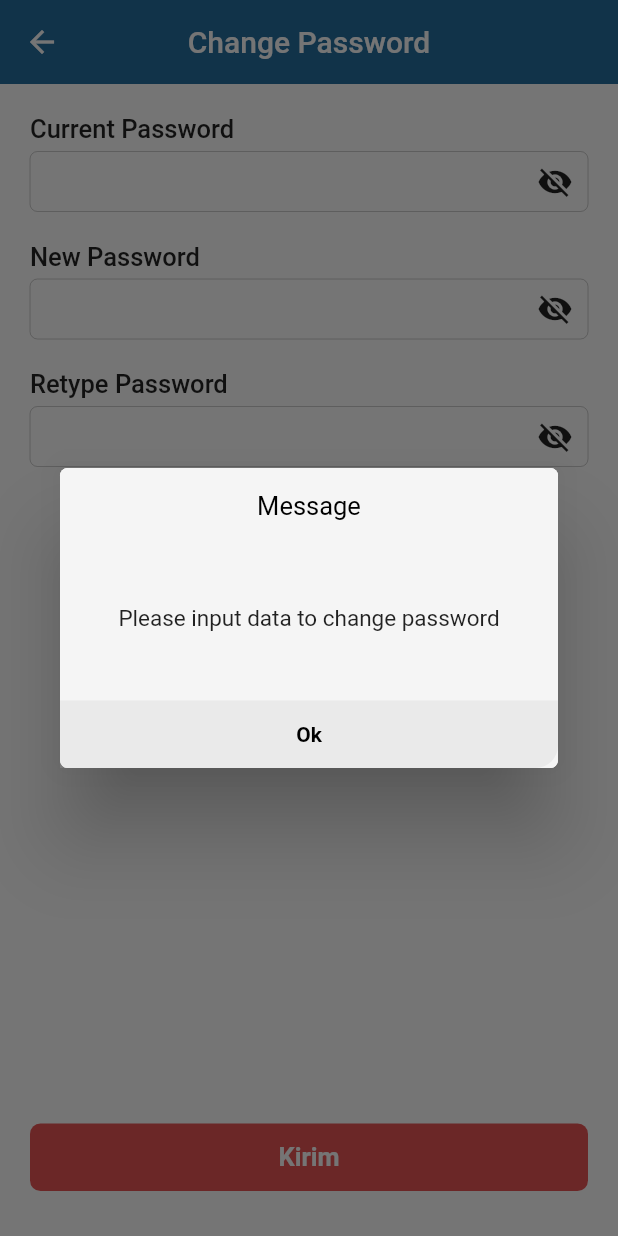
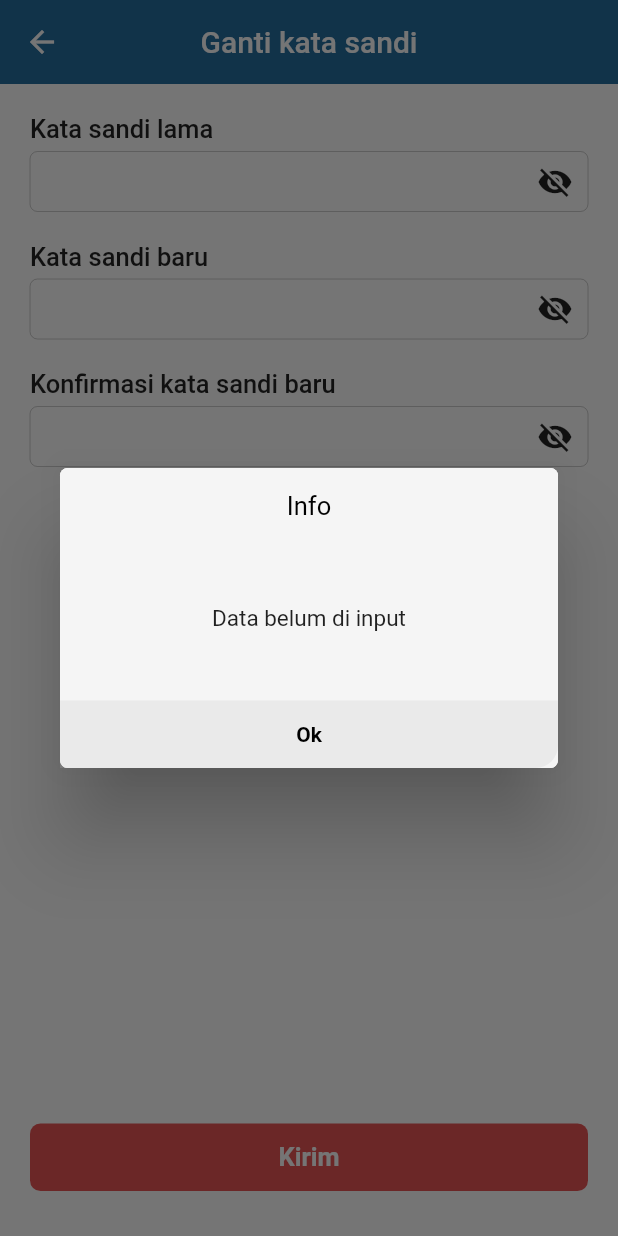
Before and after one commit to syarifhdyt23/surveyqu, a Flutter app: the ChangePass screen opened directly, after a tap on "Kirim", on a phone screen of 412 x 824 dp. Run offline on Flutter 3.47's test engine with Material 2 defaults, Android fonts, the phone set to English and light mode, and no system bars; our stand-ins replace awesome_dialog, flutter_swiper, fluttertoast, liquid_swipe, pin_code_fields, shared_preferences and 1 more; accounts and stored records are empty; network calls fail.

Commit message:
revisi forgotpass

```diff
--- a/lib/info.dart
+++ b/lib/info.dart
@@ -204,7 +204,7 @@ class Info {
       animType: AnimType.BOTTOMSLIDE,
       title: title,
       desc: desc,
-      autoHide: Duration(seconds: 2),
+      autoHide: Duration(seconds: 1),
     )..show();
   }
 
--- a/lib/login/forgotpass.dart
+++ b/lib/login/forgotpass.dart
@@ -3,6 +3,7 @@ import 'package:surveyqu/domain.dart';
 import 'package:surveyqu/hexacolor.dart';
 import 'package:surveyqu/info.dart';
 import 'package:surveyqu/network_utils/api.dart';
+import 'package:surveyqu/profile/changepass.dart';
 
 class ForgotPass extends StatefulWidget {
   @override
@@ -24,7 +25,7 @@ class _ForgotPassState extends State<ForgotPass> {
 
     var res = await Network().postDataAuth(data, '/forgotPass');
     if (res.statusCode == 200) {
-      Navigator.of(context).pop();
+      Navigator.of(context).pushReplacement(new MaterialPageRoute(builder: (context) => new ChangePass(flag: 'forgotpass', email: textEmail.text,)));
       info.messagesAutoHide(context, 'info','Cek email untuk ubah password');
     } else if (res.statusCode == 204){
       info.messagesNoButton(context, 'info','Email tidak terdaftar');
--- a/lib/profile/changepass.dart
+++ b/lib/profile/changepass.dart
@@ -13,20 +13,23 @@ import '../info.dart';
 
 
 class ChangePass extends StatefulWidget {
-
+  String flag, email;
+  ChangePass({this.flag, this.email});
   @override
-  _ChangePass createState() => _ChangePass();
+  _ChangePass createState() => _ChangePass(flag: flag, email:email);
 }
 
 class _ChangePass extends State<ChangePass> {
   Domain domain = new Domain();
   List passJson, pwdJson;
-  String message, email, passwordA, passwordB, passwordC;
+  String message, email, passwordA, passwordB, passwordC, flag;
   int wishlist;
   Size size;
   Timer timer;
   Info info = new Info();
   bool visibleNewPassword, visibleRePassword, visibleCurPassword;
+
+  _ChangePass({this.flag, this.email});
 
   TextEditingController textNewPassword = new TextEditingController();
   TextEditingController textRePassword = new TextEditingController();
@@ -82,12 +85,25 @@ class _ChangePass extends State<ChangePass> {
   }
 
   void changePass() async {
+    if(flag == 'forgotpass'){
       var data = {
         'email': email,
         'oldpass': textCurPassword.text,
         'newpass' : textNewPassword.text
       };
-
+      var res = await Network().postData(data, '/changePassForget');
+      if (res.statusCode == 200) {
+        Navigator.of(context).pop();
+        info.messagesAutoHide(context, 'info','Ganti password sukses');
+      } else {
+        info.messagesNoButton(context, 'info','Password lama anda salah');
+      }
+    } else {
+      var data = {
+        'email': email,
+        'oldpass': textCurPassword.text,
+        'newpass' : textNewPassword.text
+      };
       var res = await Network().postDataToken(data, '/changepass');
       if (res.statusCode == 200) {
         info.messagesSuccess(context, true, 'info','Ganti password sukses');
@@ -95,11 +111,14 @@ class _ChangePass extends State<ChangePass> {
         info.messagesNoButton(context, 'info','Password lama anda salah');
       }
     }
+  }
 
   @override
   void initState() {
     super.initState();
+    if(flag != 'forgotpass') {
       this._loadUserData();
+    }
     visibleNewPassword = false;
     visibleRePassword = false;
     visibleCurPassword = false;
@@ -118,7 +137,7 @@ class _ChangePass extends State<ChangePass> {
             brightness: Brightness.dark,
             elevation: 0,
             centerTitle: true,
-            title: new Text("Change Password", style: TextStyle(color: Colors.white),),
+            title: new Text(flag == 'forgotpass'?'Kata sandi baru':"Ganti kata sandi", style: TextStyle(color: Colors.white),),
             // actions: [
             //   new Container(
             //     margin: EdgeInsets.only(right: 15, top: 17),
@@ -165,17 +184,17 @@ class _ChangePass extends State<ChangePass> {
                   String passwordC = textCurPassword.text;
 
                   if (textCurPassword.text == '' && textNewPassword.text == '' && textRePassword.text == '') {
-                    info.MessageInfo(context, 'Message', 'Please input data to change password');
+                    info.MessageInfo(context, 'Info', 'Data belum di input');
                   } else if(textNewPassword.text == '') {
-                    info.MessageInfo(context, 'Message', 'Please input new password');
+                    info.MessageInfo(context, 'Info', flag=='changepass'? 'Masukkan verifikasi kata sandi':'Masukkan kata sandi baru');
                   } else if(textRePassword.text == '') {
-                    info.MessageInfo(context, 'Message', 'Please input retype password');
+                    info.MessageInfo(context, 'Info', 'Masukkan kata sandi konfirmasi');
                   } else if(textCurPassword.text == '') {
-                    info.MessageInfo(context, 'Message', 'Please input current password');
+                    info.MessageInfo(context, 'Info', 'Masukkan kata sandi lama');
                   } else if(textNewPassword.text != textRePassword.text) {
-                    info.MessageInfo(context, 'Message', 'Retype Password not match');
+                    info.MessageInfo(context, 'Info', 'Konfirmasi kata sandi tidak sesuai');
                   } else if(passwordA.length < 6 || passwordB.length < 6 || passwordC.length < 6){
-                    info.MessageInfo(context, 'Message', 'Password min 6 character');
+                    info.MessageInfo(context, 'Info', 'Password min 6 karakter');
                   } else {
                     setState(() {
                       this._onLoading();
@@ -207,7 +226,7 @@ class _ChangePass extends State<ChangePass> {
                 children: [
                   new Container(
                     padding: EdgeInsets.only(top: 20),
-                    child: new Text('Current Password', style: TextStyle(fontSize: 17, fontWeight: FontWeight.w500),
+                    child: new Text(flag == 'forgotpass'? 'Kode verifikasi ganti kata sandi' : 'Kata sandi lama', style: TextStyle(fontSize: 17, fontWeight: FontWeight.w500),
                     ),
                   ),
 
@@ -240,7 +259,7 @@ class _ChangePass extends State<ChangePass> {
 
                   new Container(
                     margin: const EdgeInsets.only(top: 20),
-                    child: new Text('New Password', style: TextStyle(fontSize: 17, fontWeight: FontWeight.w500),),
+                    child: new Text('Kata sandi baru', style: TextStyle(fontSize: 17, fontWeight: FontWeight.w500),),
                   ),
 
                   new Container(
@@ -274,7 +293,7 @@ class _ChangePass extends State<ChangePass> {
 
                   new Container(
                     margin: const EdgeInsets.only(top: 20),
-                    child: new Text('Retype Password', style: TextStyle(fontSize: 17, fontWeight: FontWeight.w500),),
+                    child: new Text('Konfirmasi kata sandi baru', style: TextStyle(fontSize: 17, fontWeight: FontWeight.w500),),
                   ),
 
                   new Container(
--- a/lib/profile/privacypolicy.dart
+++ b/lib/profile/privacypolicy.dart
@@ -1,5 +1,4 @@
 import 'dart:convert';
-
 import 'package:flutter/material.dart';
 import 'package:shared_preferences/shared_preferences.dart';
 import 'package:surveyqu/info.dart';
```
Also changed, not shown: lib/network_utils/api.dart (+12 -0 lines). Lines whose indentation alone changed are shown as unchanged.
